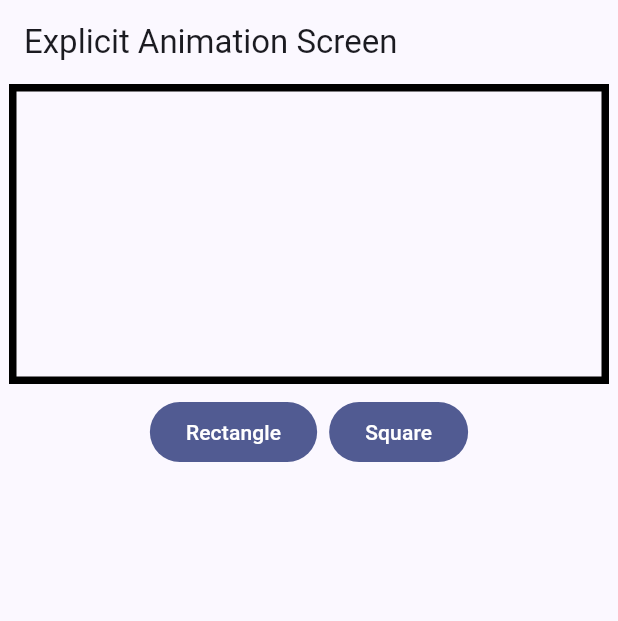
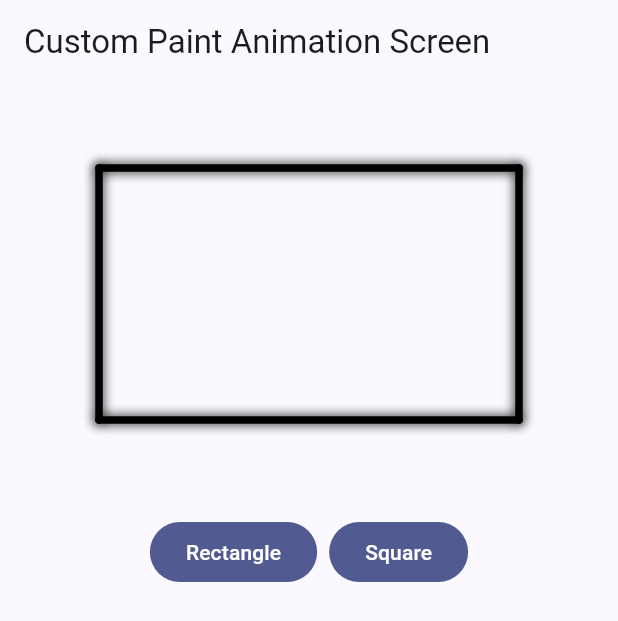
Before and after one commit to TechieBlossom/custom_implicit_animation, a Flutter app: the screen it shows after launch, after a tap on "Rectangle", on a phone screen of 412 x 824 dp. Shown: the top 621 px of the screen. Run offline on Flutter 3.47's test engine with Material 2 defaults, Android fonts, the phone set to English and light mode, and no system bars.

Commit message:
Add custom painter

```diff
--- /dev/null
+++ b/lib/custom_paint_animation_screen.dart
@@ -0,0 +1,95 @@
+import 'package:custom_implicit_animation/shape_painter.dart';
+import 'package:flutter/material.dart';
+
+class CustomPaintAnimationScreen extends StatefulWidget {
+  const CustomPaintAnimationScreen({super.key});
+
+  @override
+  State<CustomPaintAnimationScreen> createState() =>
+      _CustomPaintAnimationScreenState();
+}
+
+class _CustomPaintAnimationScreenState extends State<CustomPaintAnimationScreen>
+    with SingleTickerProviderStateMixin {
+  late AnimationController _controller;
+  late Animation<Offset> _offset1;
+  late Animation<Offset> _offset2;
+  late Animation<Offset> _offset3;
+  late Animation<Offset> _offset4;
+
+  final _width = 280.0;
+  final _height = 280.0;
+
+  @override
+  void initState() {
+    super.initState();
+    _controller = AnimationController(
+      vsync: this,
+      duration: const Duration(seconds: 1),
+    );
+    _offset1 = Tween<Offset>(
+      begin: Offset(_width * 0.2, _height * 0.2),
+      end: Offset(_width * 0.0, _height * 0.2),
+    ).animate(_controller);
+
+    _offset2 = Tween<Offset>(
+      begin: Offset(_width * 0.8, _height * 0.2),
+      end: Offset(_width * 1.0, _height * 0.2),
+    ).animate(_controller);
+
+    _offset3 = Tween<Offset>(
+      begin: Offset(_width * 0.8, _height * 0.8),
+      end: Offset(_width * 1.0, _height * 0.8),
+    ).animate(_controller);
+
+    _offset4 = Tween<Offset>(
+      begin: Offset(_width * 0.2, _height * 0.8),
+      end: Offset(_width * 0.0, _height * 0.8),
+    ).animate(_controller);
+  }
+
+  @override
+  Widget build(BuildContext context) {
+    return Scaffold(
+      appBar: AppBar(
+        title: const Text('Custom Paint Animation Screen'),
+      ),
+      body: Column(
+        crossAxisAlignment: CrossAxisAlignment.center,
+        children: [
+          Container(
+            width: _width,
+            height: _height,
+            child: AnimatedBuilder(
+              animation: _controller,
+              builder: (context, child) {
+                return CustomPaint(
+                  painter: ShapePainter(
+                    offset1: _offset1.value,
+                    offset2: _offset2.value,
+                    offset3: _offset3.value,
+                    offset4: _offset4.value,
+                  ),
+                  child: child,
+                );
+              },
+            ),
+          ),
+          ButtonBar(
+            alignment: MainAxisAlignment.center,
+            children: [
+              FilledButton(
+                onPressed: () => _controller.forward(),
+                child: const Text('Rectangle'),
+              ),
+              FilledButton(
+                onPressed: () => _controller.reverse(),
+                child: const Text('Square'),
+              ),
+            ],
+          )
+        ],
+      ),
+    );
+  }
+}
--- a/lib/explicit_animation_screen.dart
+++ /dev/null
@@ -1,68 +0,0 @@
-import 'package:flutter/material.dart';
-
-class ExplicitAnimationScreen extends StatefulWidget {
-  const ExplicitAnimationScreen({super.key});
-
-  @override
-  State<ExplicitAnimationScreen> createState() =>
-      _ExplicitAnimationScreenState();
-}
-
-class _ExplicitAnimationScreenState extends State<ExplicitAnimationScreen>
-    with SingleTickerProviderStateMixin {
-  late AnimationController _controller;
-  late Animation<double> _width;
-  late Animation<double> _height;
-
-  @override
-  void initState() {
-    super.initState();
-    _controller = AnimationController(
-      vsync: this,
-      duration: const Duration(seconds: 1),
-    );
-    _width = Tween<double>(begin: 200, end: 400).animate(_controller);
-    _height = Tween<double>(begin: 200, end: 200).animate(_controller);
-  }
-
-  @override
-  Widget build(BuildContext context) {
-    return Scaffold(
-      appBar: AppBar(
-        title: const Text('Explicit Animation Screen'),
-      ),
-      body: Column(
-        crossAxisAlignment: CrossAxisAlignment.center,
-        children: [
-          AnimatedBuilder(
-            animation: _controller,
-            builder: (context, _) {
-              return Container(
-                width: _width.value,
-                height: _height.value,
-                decoration: BoxDecoration(
-                  border: Border.all(
-                    width: 5,
-                  ),
-                ),
-              );
-            },
-          ),
-          ButtonBar(
-            alignment: MainAxisAlignment.center,
-            children: [
-              FilledButton(
-                onPressed: () => _controller.forward(),
-                child: const Text('Rectangle'),
-              ),
-              FilledButton(
-                onPressed: () => _controller.reverse(),
-                child: const Text('Square'),
-              ),
-            ],
-          )
-        ],
-      ),
-    );
-  }
-}
--- a/lib/main.dart
+++ b/lib/main.dart
@@ -1,4 +1,4 @@
-import 'package:custom_implicit_animation/explicit_animation_screen.dart';
+import 'package:custom_implicit_animation/custom_paint_animation_screen.dart';
 import 'package:flutter/material.dart';
 
 void main() {
@@ -17,7 +17,7 @@ class MyApp extends StatelessWidget {
         useMaterial3: true,
         brightness: Brightness.light,
       ),
-      home: const ExplicitAnimationScreen(),
+      home: const CustomPaintAnimationScreen(),
       debugShowCheckedModeBanner: false,
     );
   }
--- /dev/null
+++ b/lib/shape_painter.dart
@@ -0,0 +1,35 @@
+import 'dart:ui';
+
+import 'package:flutter/cupertino.dart';
+
+class ShapePainter extends CustomPainter {
+  ShapePainter({
+    required this.offset1,
+    required this.offset2,
+    required this.offset3,
+    required this.offset4,
+  });
+
+  final Offset offset1;
+  final Offset offset2;
+  final Offset offset3;
+  final Offset offset4;
+
+  @override
+  void paint(Canvas canvas, Size size) {
+    final paint = Paint()
+      ..strokeCap = StrokeCap.round
+      ..style = PaintingStyle.stroke
+      ..maskFilter = const MaskFilter.blur(BlurStyle.solid, 4.0)
+      ..strokeWidth = 5.0;
+
+    canvas.drawPoints(
+      PointMode.polygon,
+      [offset1, offset2, offset3, offset4, offset1],
+      paint,
+    );
+  }
+
+  @override
+  bool shouldRepaint(covariant CustomPainter oldDelegate) => true;
+}
```
